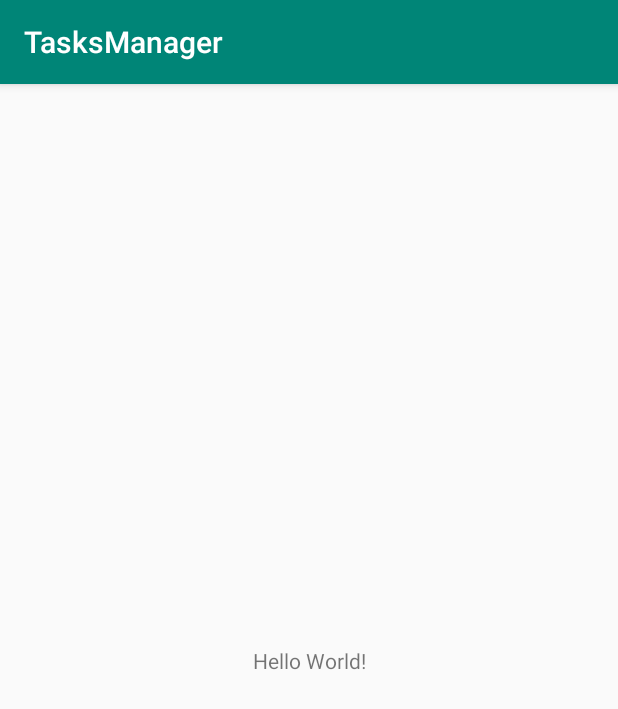
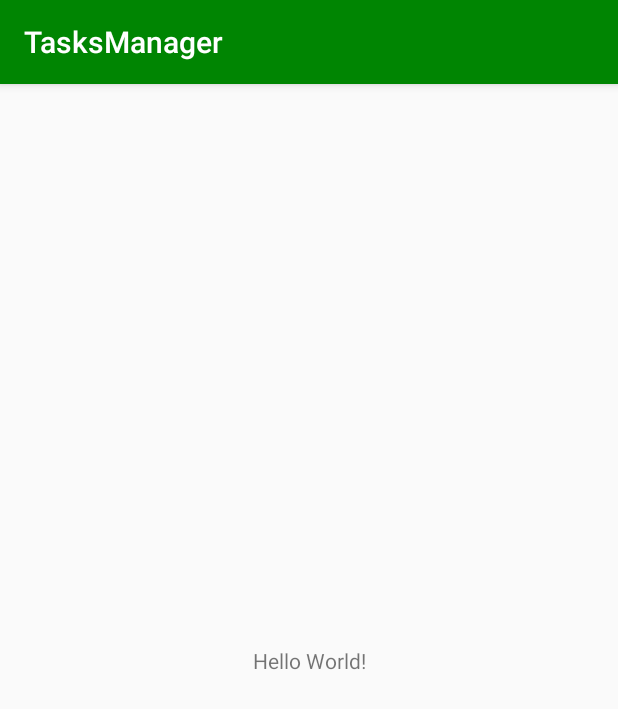
Before and after one commit to bartlomiej-szlachta/tasks-manager-app, an Android app: the screen it shows after launch (MainActivity), on a phone screen of 412 x 824 dp. Shown: the top 709 px of the screen. Run offline under Robolectric (Android 15) with nearby library versions, the phone set to English and light mode, and no system bars.

Commit message:
feat: update app colors

```diff
--- a/app/src/main/res/values/colors.xml
+++ b/app/src/main/res/values/colors.xml
@@ -1,6 +1,6 @@
 <?xml version="1.0" encoding="utf-8"?>
 <resources>
-    <color name="colorPrimary">#008577</color>
-    <color name="colorPrimaryDark">#00574B</color>
-    <color name="colorAccent">#D81B60</color>
+    <color name="colorPrimary">#008502</color>
+    <color name="colorPrimaryDark">#005702</color>
+    <color name="colorAccent">#D81B1B</color>
 </resources>
```
